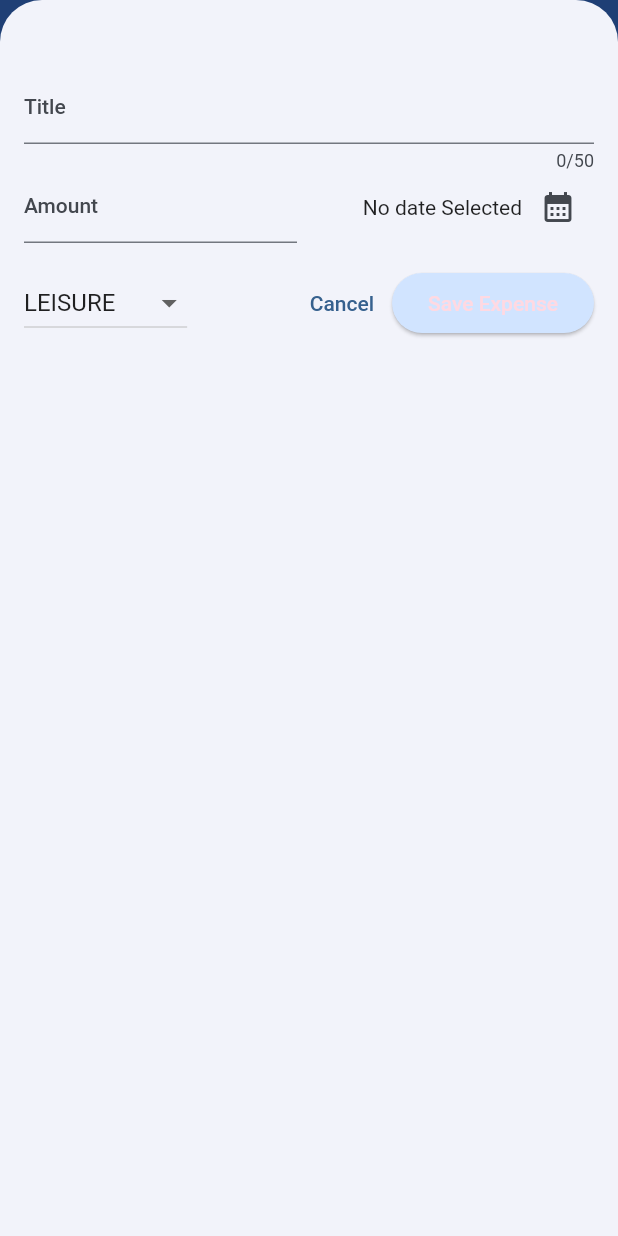
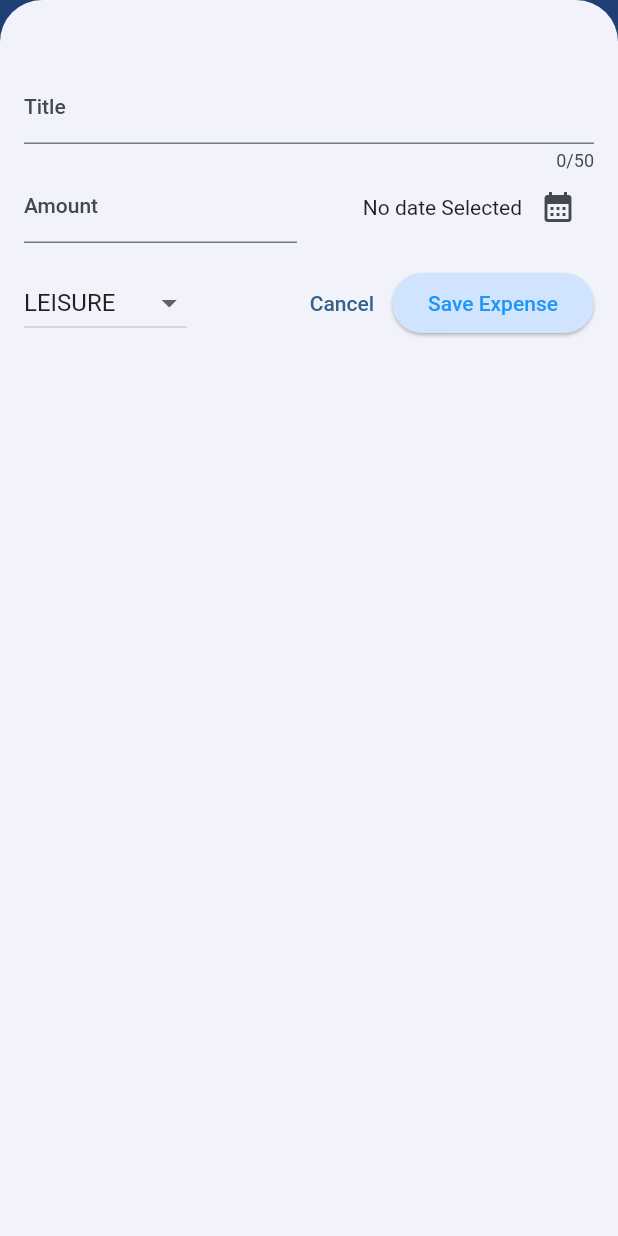
Before and after one commit to ldev22/flutter_expenses, a Flutter app: the screen it shows after launch, after a tap on the "add" icon, on a phone screen of 412 x 824 dp. Run offline on Flutter 3.47's test engine with Material 2 defaults, Android fonts, the phone set to English and light mode, and no system bars; missing offline and left inert: dart:ffi.

Commit message:
Make color of popup modal button text blue

```diff
--- a/lib/widgets/new_expense.dart
+++ b/lib/widgets/new_expense.dart
@@ -153,7 +153,12 @@ class _NewExpenseState extends State<NewExpense> {
                   child: const Text('Cancel')),
               ElevatedButton(
                 onPressed: _submitExpenseData,
-                child: const Text('Save Expense'),
+                child: const Text(
+                  'Save Expense',
+                  style: TextStyle(
+                    color: Colors.blue,
+                  ),
+                ),
               ),
             ],
           )
```
